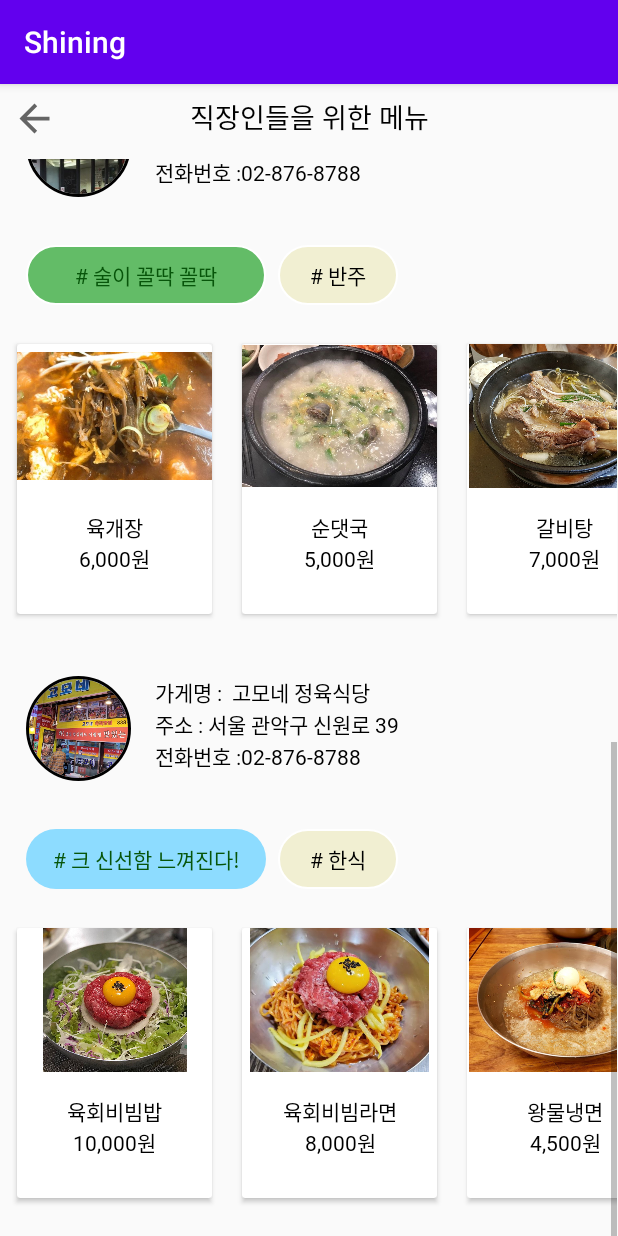
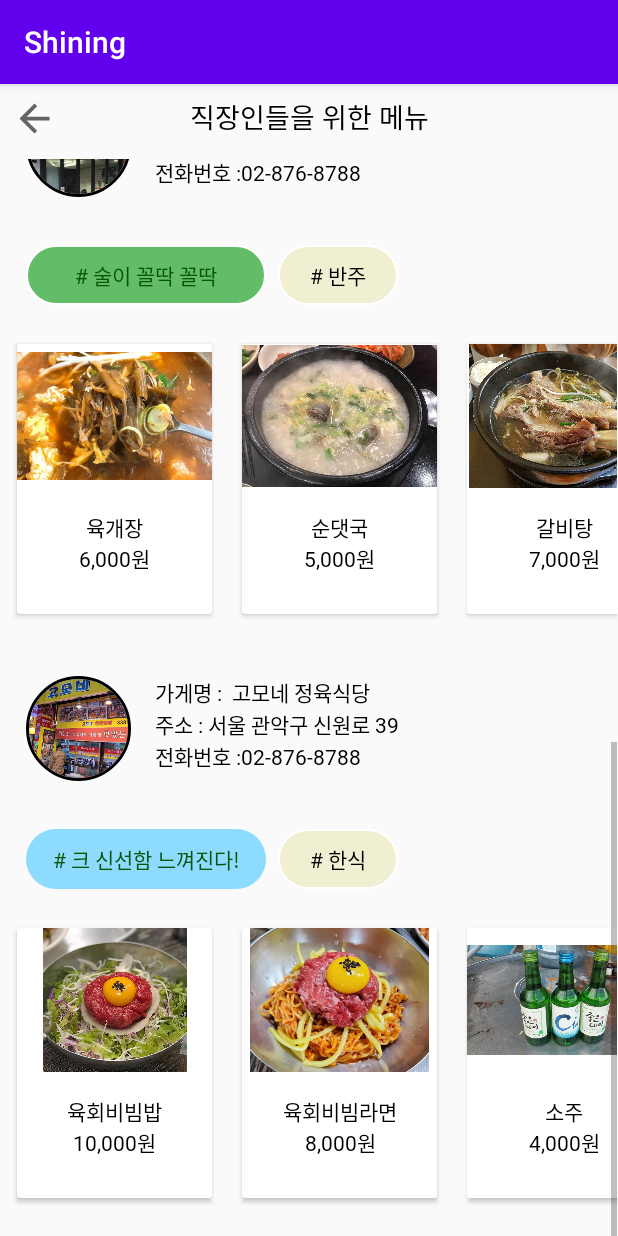
Before and after one commit to yoonkyoungchoi/Churp, an Android app: the WorkmanActivity screen opened directly, with no data from a screen before it, scrolled down 848 dp, on a phone screen of 412 x 824 dp. Run offline under Robolectric (Android 15) with nearby library versions, the phone set to English and light mode, and no system bars; our stand-ins replace CircleImageView.

Commit message:
메인 메뉴구성 #15

```diff
--- a/app/src/main/res/layout/activity_workman.xml
+++ b/app/src/main/res/layout/activity_workman.xml
@@ -319,7 +319,7 @@
                     app:layout_constraintTop_toTopOf="@+id/circleImageView2" />
 
                 <TextView
-                    android:id="@+id/textView77"
+                    android:id="@+id/textView77645"
                     android:layout_width="wrap_content"
                     android:layout_height="wrap_content"
                     android:layout_marginLeft="16dp"
@@ -338,7 +338,7 @@
                     android:text="전화번호 : 0507-1304-7292"
                     android:textColor="#000000"
                     app:layout_constraintStart_toEndOf="@+id/circleImageView2"
-                    app:layout_constraintTop_toBottomOf="@+id/textView77" />
+                    app:layout_constraintTop_toBottomOf="@+id/textView77645" />
 
                 <TextView
                     android:id="@+id/textView99"
@@ -491,7 +491,7 @@
                 android:layout_height="389dp">
 
                 <de.hdodenhof.circleimageview.CircleImageView
-                    android:id="@+id/circleImageView"
+                    android:id="@+id/circleImageViewq"
                     android:layout_width="70dp"
                     android:layout_height="70dp"
                     android:layout_marginStart="16dp"
@@ -503,40 +503,40 @@
                     app:layout_constraintTop_toTopOf="parent" />
 
                 <TextView
-                    android:id="@+id/textView6"
+                    android:id="@+id/textView6765"
                     android:layout_width="wrap_content"
                     android:layout_height="wrap_content"
                     android:layout_marginLeft="16dp"
                     android:fontFamily="@font/maruburiregular"
                     android:text="가게명 :  백암왕순대 왕냉면"
                     android:textColor="#000000"
-                    app:layout_constraintStart_toEndOf="@+id/circleImageView"
-                    app:layout_constraintTop_toTopOf="@+id/circleImageView" />
+                    app:layout_constraintStart_toEndOf="@+id/circleImageViewq"
+                    app:layout_constraintTop_toTopOf="@+id/circleImageViewq" />
 
                 <TextView
-                    android:id="@+id/textView7"
+                    android:id="@+id/textView776"
                     android:layout_width="wrap_content"
                     android:layout_height="wrap_content"
                     android:layout_marginLeft="16dp"
                     android:fontFamily="@font/maruburiregular"
                     android:text="주소 : 서울 관악구 신원로 39"
                     android:textColor="#000000"
-                    app:layout_constraintStart_toEndOf="@+id/circleImageView"
-                    app:layout_constraintTop_toBottomOf="@+id/textView6" />
+                    app:layout_constraintStart_toEndOf="@+id/circleImageViewq"
+                    app:layout_constraintTop_toBottomOf="@+id/textView6765" />
 
                 <TextView
-                    android:id="@+id/textView8"
+                    android:id="@+id/textView876"
                     android:layout_width="wrap_content"
                     android:layout_height="wrap_content"
                     android:layout_marginLeft="16dp"
                     android:fontFamily="@font/maruburiregular"
                     android:text="전화번호 :02-876-8788"
                     android:textColor="#000000"
-                    app:layout_constraintStart_toEndOf="@+id/circleImageView"
-                    app:layout_constraintTop_toBottomOf="@+id/textView7" />
+                    app:layout_constraintStart_toEndOf="@+id/circleImageViewq"
+                    app:layout_constraintTop_toBottomOf="@+id/textView776" />
 
                 <TextView
-                    android:id="@+id/textView9"
+                    android:id="@+id/textView5469"
                     android:layout_width="160dp"
                     android:layout_height="40dp"
                     android:layout_marginLeft="16dp"
@@ -547,10 +547,10 @@
                     android:text="# 술이 꼴딱 꼴딱"
                     android:textColor="#07550A"
                     app:layout_constraintStart_toStartOf="parent"
-                    app:layout_constraintTop_toBottomOf="@+id/circleImageView" />
+                    app:layout_constraintTop_toBottomOf="@+id/circleImageViewq" />
 
                 <TextView
-                    android:id="@+id/catehansik"
+                    android:id="@+id/catehansikkkkkkk"
                     android:layout_width="80dp"
                     android:layout_height="40dp"
                     android:layout_marginLeft="8dp"
@@ -560,8 +560,8 @@
                     android:gravity="center"
                     android:text="# 반주"
                     android:textColor="#000000"
-                    app:layout_constraintStart_toEndOf="@+id/textView9"
-                    app:layout_constraintTop_toBottomOf="@+id/circleImageView" />
+                    app:layout_constraintStart_toEndOf="@+id/textView5469"
+                    app:layout_constraintTop_toBottomOf="@+id/circleImageViewq" />
 
                 <HorizontalScrollView
                     android:layout_width="match_parent"
@@ -569,7 +569,7 @@
                     android:layout_marginTop="16dp"
                     app:layout_constraintEnd_toEndOf="parent"
                     app:layout_constraintStart_toStartOf="parent"
-                    app:layout_constraintTop_toBottomOf="@+id/textView9">
+                    app:layout_constraintTop_toBottomOf="@+id/textView5469">
 
                     <LinearLayout
                         android:layout_width="wrap_content"
@@ -753,7 +753,7 @@
                 android:layout_height="389dp">
 
                 <de.hdodenhof.circleimageview.CircleImageView
-                    android:id="@+id/circleImageView"
+                    android:id="@+id/circleImageViewgf"
                     android:layout_width="70dp"
                     android:layout_height="70dp"
                     android:layout_marginStart="16dp"
@@ -772,8 +772,8 @@
                     android:fontFamily="@font/maruburiregular"
                     android:text="가게명 :  고모네 정육식당"
                     android:textColor="#000000"
-                    app:layout_constraintStart_toEndOf="@+id/circleImageView"
-                    app:layout_constraintTop_toTopOf="@+id/circleImageView" />
+                    app:layout_constraintStart_toEndOf="@+id/circleImageViewgf"
+                    app:layout_constraintTop_toTopOf="@+id/circleImageViewgf" />
 
                 <TextView
                     android:id="@+id/textView77"
@@ -783,7 +783,7 @@
                     android:fontFamily="@font/maruburiregular"
                     android:text="주소 : 서울 관악구 신원로 39"
                     android:textColor="#000000"
-                    app:layout_constraintStart_toEndOf="@+id/circleImageView"
+                    app:layout_constraintStart_toEndOf="@+id/circleImageViewgf"
                     app:layout_constraintTop_toBottomOf="@+id/textView6767" />
 
                 <TextView
@@ -794,11 +794,11 @@
                     android:fontFamily="@font/maruburiregular"
                     android:text="전화번호 :02-876-8788"
                     android:textColor="#000000"
-                    app:layout_constraintStart_toEndOf="@+id/circleImageView"
+                    app:layout_constraintStart_toEndOf="@+id/circleImageViewgf"
                     app:layout_constraintTop_toBottomOf="@+id/textView77" />
 
                 <TextView
-                    android:id="@+id/textView9"
+                    android:id="@+id/textView9gf"
                     android:layout_width="160dp"
                     android:layout_height="40dp"
                     android:layout_marginLeft="16dp"
@@ -809,10 +809,10 @@
                     android:text="# 크 신선함 느껴진다!"
                     android:textColor="#07550A"
                     app:layout_constraintStart_toStartOf="parent"
-                    app:layout_constraintTop_toBottomOf="@+id/circleImageView" />
+                    app:layout_constraintTop_toBottomOf="@+id/circleImageViewgf" />
 
                 <TextView
-                    android:id="@+id/catehansik"
+                    android:id="@+id/catehansikgfgf"
                     android:layout_width="80dp"
                     android:layout_height="40dp"
                     android:layout_marginLeft="8dp"
@@ -822,8 +822,8 @@
                     android:gravity="center"
                     android:text="# 한식"
                     android:textColor="#000000"
-                    app:layout_constraintStart_toEndOf="@+id/textView9"
-                    app:layout_constraintTop_toBottomOf="@+id/circleImageView" />
+                    app:layout_constraintStart_toEndOf="@+id/textView9gf"
+                    app:layout_constraintTop_toBottomOf="@+id/circleImageViewgf" />
 
                 <HorizontalScrollView
                     android:layout_width="match_parent"
@@ -831,7 +831,7 @@
                     android:layout_marginTop="16dp"
                     app:layout_constraintEnd_toEndOf="parent"
                     app:layout_constraintStart_toStartOf="parent"
-                    app:layout_constraintTop_toBottomOf="@+id/textView9">
+                    app:layout_constraintTop_toBottomOf="@+id/textView9gf">
 
                     <LinearLayout
                         android:layout_width="wrap_content"
@@ -915,39 +915,6 @@
                                 android:layout_height="match_parent">
 
                                 <ImageView
-                                    android:id="@+id/imageView222222"
-                                    android:layout_width="0dp"
-                                    android:layout_height="96dp"
-                                    android:src="@drawable/nangman"
-                                    app:layout_constraintEnd_toEndOf="parent"
-                                    app:layout_constraintStart_toStartOf="parent"
-                                    app:layout_constraintTop_toTopOf="parent" />
-
-                                <TextView
-                                    android:id="@+id/textView1111111"
-                                    android:layout_width="wrap_content"
-                                    android:layout_height="wrap_content"
-                                    android:layout_marginTop="16dp"
-                                    android:fontFamily="@font/maruburiregular"
-                                    android:gravity="center"
-                                    android:text="왕물냉면\n4,500원"
-                                    android:textColor="#000000"
-                                    app:layout_constraintEnd_toEndOf="parent"
-                                    app:layout_constraintStart_toStartOf="parent"
-                                    app:layout_constraintTop_toBottomOf="@+id/imageView222222" />
-                            </androidx.constraintlayout.widget.ConstraintLayout>
-
-                        </androidx.cardview.widget.CardView>
-                        <androidx.cardview.widget.CardView
-                            android:layout_width="match_parent"
-                            android:layout_height="match_parent"
-                            android:layout_margin="10dp">
-
-                            <androidx.constraintlayout.widget.ConstraintLayout
-                                android:layout_width="130dp"
-                                android:layout_height="match_parent">
-
-                                <ImageView
                                     android:id="@+id/imageView222992"
                                     android:layout_width="0dp"
                                     android:layout_height="96dp"
```
